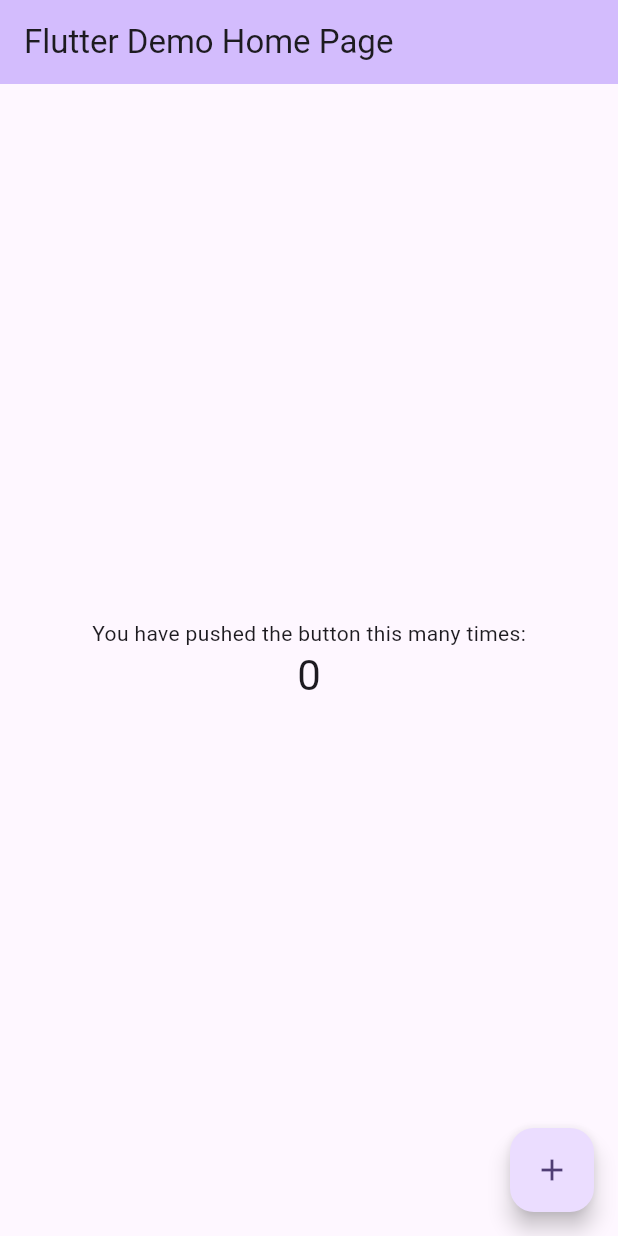
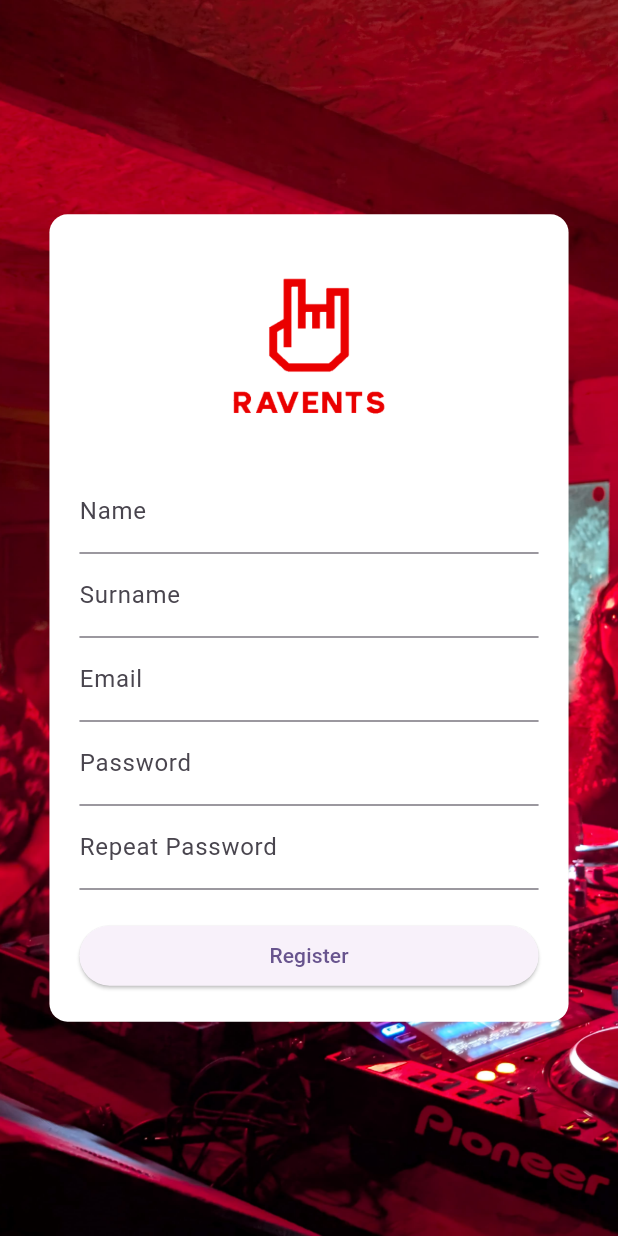
Before and after one commit to carlosfc02/PIGS, a Flutter app: the screen it shows after launch, on a phone screen of 412 x 824 dp. Run offline on Flutter 3.47's test engine with Material 3 defaults, Android fonts, the phone set to English and light mode, and no system bars.

Commit message:
Added register formulary.

```diff
--- a/lib/main.dart
+++ b/lib/main.dart
@@ -1,4 +1,6 @@
 import 'package:flutter/material.dart';
+
+import 'src/feature_register/register_screen.dart';
 
 void main() {
   runApp(const MyApp());
@@ -30,93 +32,7 @@ class MyApp extends StatelessWidget {
         // tested with just a hot reload.
         colorScheme: ColorScheme.fromSeed(seedColor: Colors.deepPurple),
       ),
-      home: const MyHomePage(title: 'Flutter Demo Home Page'),
+      home: const RegisterScreen(),
     );
   }
 }
-
-class MyHomePage extends StatefulWidget {
-  const MyHomePage({super.key, required this.title});
-
-  // This widget is the home page of your application. It is stateful, meaning
-  // that it has a State object (defined below) that contains fields that affect
-  // how it looks.
-
-  // This class is the configuration for the state. It holds the values (in this
-  // case the title) provided by the parent (in this case the App widget) and
-  // used by the build method of the State. Fields in a Widget subclass are
-  // always marked "final".
-
-  final String title;
-
-  @override
-  State<MyHomePage> createState() => _MyHomePageState();
-}
-
-class _MyHomePageState extends State<MyHomePage> {
-  int _counter = 0;
-
-  void _incrementCounter() {
-    setState(() {
-      // This call to setState tells the Flutter framework that something has
-      // changed in this State, which causes it to rerun the build method below
-      // so that the display can reflect the updated values. If we changed
-      // _counter without calling setState(), then the build method would not be
-      // called again, and so nothing would appear to happen.
-      _counter++;
-    });
-  }
-
-  @override
-  Widget build(BuildContext context) {
-    // This method is rerun every time setState is called, for instance as done
-    // by the _incrementCounter method above.
-    //
-    // The Flutter framework has been optimized to make rerunning build methods
-    // fast, so that you can just rebuild anything that needs updating rather
-    // than having to individually change instances of widgets.
-    return Scaffold(
-      appBar: AppBar(
-        // TRY THIS: Try changing the color here to a specific color (to
-        // Colors.amber, perhaps?) and trigger a hot reload to see the AppBar
-        // change color while the other colors stay the same.
-        backgroundColor: Theme.of(context).colorScheme.inversePrimary,
-        // Here we take the value from the MyHomePage object that was created by
-        // the App.build method, and use it to set our appbar title.
-        title: Text(widget.title),
-      ),
-      body: Center(
-        // Center is a layout widget. It takes a single child and positions it
-        // in the middle of the parent.
-        child: Column(
-          // Column is also a layout widget. It takes a list of children and
-          // arranges them vertically. By default, it sizes itself to fit its
-          // children horizontally, and tries to be as tall as its parent.
-          //
-          // Column has various properties to control how it sizes itself and
-          // how it positions its children. Here we use mainAxisAlignment to
-          // center the children vertically; the main axis here is the vertical
-          // axis because Columns are vertical (the cross axis would be
-          // horizontal).
-          //
-          // TRY THIS: Invoke "debug painting" (choose the "Toggle Debug Paint"
-          // action in the IDE, or press "p" in the console), to see the
-          // wireframe for each widget.
-          mainAxisAlignment: MainAxisAlignment.center,
-          children: <Widget>[
-            const Text('You have pushed the button this many times:'),
-            Text(
-              '$_counter',
-              style: Theme.of(context).textTheme.headlineMedium,
-            ),
-          ],
-        ),
-      ),
-      floatingActionButton: FloatingActionButton(
-        onPressed: _incrementCounter,
-        tooltip: 'Increment',
-        child: const Icon(Icons.add),
-      ), // This trailing comma makes auto-formatting nicer for build methods.
-    );
-  }
-}
--- /dev/null
+++ b/lib/src/feature_register/register_screen.dart
@@ -0,0 +1,126 @@
+import 'package:flutter/material.dart';
+
+class RegisterScreen extends StatefulWidget {
+  const RegisterScreen({super.key});
+
+  @override
+  State<RegisterScreen> createState() => _RegisterScreenState();
+}
+
+class _RegisterScreenState extends State<RegisterScreen> {
+  final _formKey = GlobalKey<FormState>();
+  final _nameController = TextEditingController();
+  final _surnameController = TextEditingController();
+  final _emailController = TextEditingController();
+  final _passwordController = TextEditingController();
+  final _repeatPasswordController = TextEditingController();
+
+  @override
+  void dispose() {
+    _nameController.dispose();
+    _surnameController.dispose();
+    _emailController.dispose();
+    _passwordController.dispose();
+    _repeatPasswordController.dispose();
+    super.dispose();
+  }
+
+  @override
+  Widget build(BuildContext context) {
+    final screenWidth = MediaQuery.of(context).size.width;
+    final screenHeight = MediaQuery.of(context).size.height;
+
+    return Scaffold(
+      backgroundColor: Colors.transparent,
+      body: Stack(
+        children: [
+          Positioned.fill(
+            child: Image.asset(
+              'assets/images/background_register.jpg',
+              fit: BoxFit.cover,
+            ),
+          ),
+          SafeArea(
+            child: Center(
+              child: SingleChildScrollView(
+                padding: EdgeInsets.symmetric(
+                  horizontal: screenWidth * 0.08,
+                  vertical: screenHeight * 0.05,
+                ),
+                child: Container(
+                  width: double.infinity,
+                  padding: const EdgeInsets.all(20),
+                  decoration: BoxDecoration(
+                    color: Colors.white,
+                    borderRadius: BorderRadius.circular(12),
+                  ),
+                  child: Form(
+                    key: _formKey,
+                    child: Column(
+                      mainAxisSize: MainAxisSize.min,
+                      children: [
+                        Image.asset(
+                          'assets/images/appLogo2.png',
+                          width: screenWidth * 0.35,
+                        ),
+                        const SizedBox(height: 16),
+                        TextFormField(
+                          controller: _nameController,
+                          decoration: const InputDecoration(labelText: 'Name'),
+                          validator: (value) =>
+                              value == null || value.isEmpty ? 'Please enter your name' : null,
+                        ),
+                        TextFormField(
+                          controller: _surnameController,
+                          decoration: const InputDecoration(labelText: 'Surname'),
+                          validator: (value) =>
+                              value == null || value.isEmpty ? 'Please enter your surname' : null,
+                        ),
+                        TextFormField(
+                          controller: _emailController,
+                          decoration: const InputDecoration(labelText: 'Email'),
+                          validator: (value) =>
+                              value == null || value.isEmpty ? 'Please enter your email' : null,
+                        ),
+                        TextFormField(
+                          controller: _passwordController,
+                          decoration: const InputDecoration(labelText: 'Password'),
+                          obscureText: true,
+                          validator: (value) =>
+                              value == null || value.isEmpty ? 'Please enter your password' : null,
+                        ),
+                        TextFormField(
+                          controller: _repeatPasswordController,
+                          decoration: const InputDecoration(labelText: 'Repeat Password'),
+                          obscureText: true,
+                          validator: (value) {
+                            if (value == null || value.isEmpty) return 'Please repeat your password';
+                            if (value != _passwordController.text) return 'Passwords do not match';
+                            return null;
+                          },
+                        ),
+                        const SizedBox(height: 20),
+                        SizedBox(
+                          width: double.infinity,
+                          child: ElevatedButton(
+                            onPressed: () {
+                              if (_formKey.currentState!.validate()) {
+                                // Handle registration
+                              }
+                            },
+                            child: const Text('Register'),
+                          ),
+                        ),
+
+                      ],
+                    ),
+                  ),
+                ),
+              ),
+            ),
+          ),
+        ],
+      ),
+    );
+  }
+}
--- a/pubspec.yaml
+++ b/pubspec.yaml
@@ -59,7 +59,8 @@ flutter:
 
   # To add assets to your application, add an assets section.
   assets:
-     - assets/images/
+    - assets/images/
+    - assets/images/background_register.jpg
 
   # An image asset can refer to one or more resolution-specific "variants", see
   # https://flutter.dev/to/resolution-aware-images
```
Also changed, not shown: assets/images/appLogo.png (added), assets/images/appLogo2.png (added), assets/images/background_register.jpg (added).
